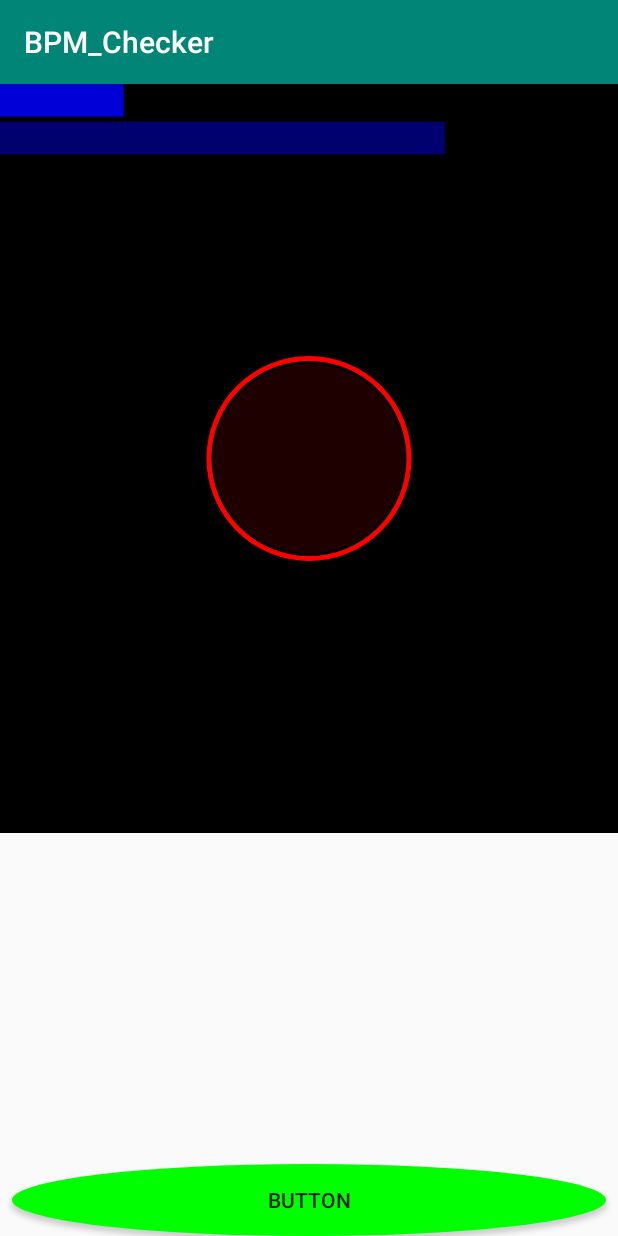
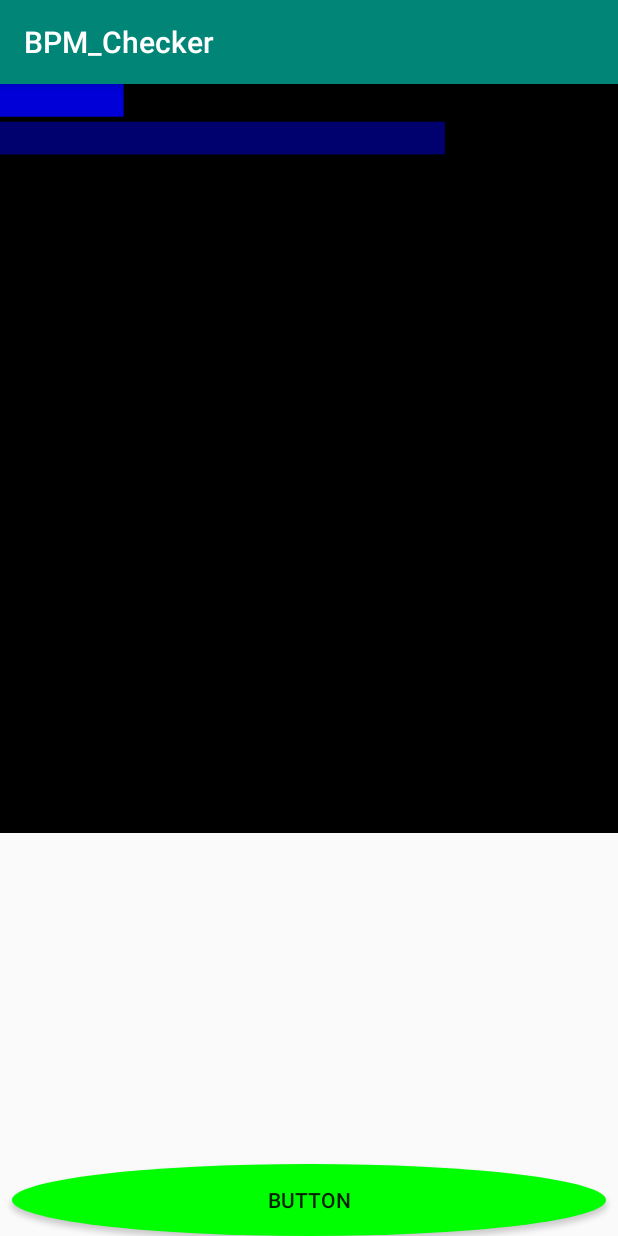
Before and after one commit to pikohan-suzuki/BPM_Checker, an Android app: the screen it shows after launch (MainActivity), after a tap on "BUTTON", on a phone screen of 412 x 824 dp. Run offline under Robolectric (Android 15) with nearby library versions, the phone set to English and light mode, and no system bars; 1 statement that could not run was skipped.

Commit message:
dateに基づいて円の大きさが変わるように変更

```diff
--- a/BPM_Checker/app/src/main/java/com/amebaownd/pikohan_nwiatori/bpm_checker/View/Circle.kt
+++ b/BPM_Checker/app/src/main/java/com/amebaownd/pikohan_nwiatori/bpm_checker/View/Circle.kt
@@ -20,6 +20,7 @@ class Circle : View {
     private var centerx = 0f
     private var centery = 0f
     private var radius = 100f
+    private var max=300f
     private var color:Int=Color.RED
     private var strokeWidth=0.5f
     private var primaryPaint = Paint()
@@ -28,6 +29,7 @@ class Circle : View {
     fun setCenterx(num:Float){this.centerx=num}
     fun setCentery(num:Float){this.centery=num}
     fun setRaduis(num:Float){this.radius=num}
+    fun setMax(num:Float){this.max=num}
     fun setStrokeWidth(width:Float){
         this.strokeWidth=width
         primaryPaint.strokeWidth=width
@@ -43,12 +45,18 @@ class Circle : View {
         val typedArray = context.obtainStyledAttributes(attrs, R.styleable.Circle)
         setColor(typedArray.getColor(R.styleable.Circle_circle_color, Color.RED))
         setStrokeWidth(typedArray.getFloat(R.styleable.Circle_stroke_width, 2f))
+        setMax(typedArray.getFloat(R.styleable.Circle_circle_max, 300f))
+
         setCenterx(width/2f)
         setCentery(height/2f)
         primaryPaint.style=Paint.Style.STROKE
     }
 
-    fun update(){
+    fun update(data:Float){
+        if(data>max)
+            radius=height/2f
+        else
+            radius=height/2*data/max
         setCenterx(width/2f)
         setCentery(height/2f)
         invalidate()
```
